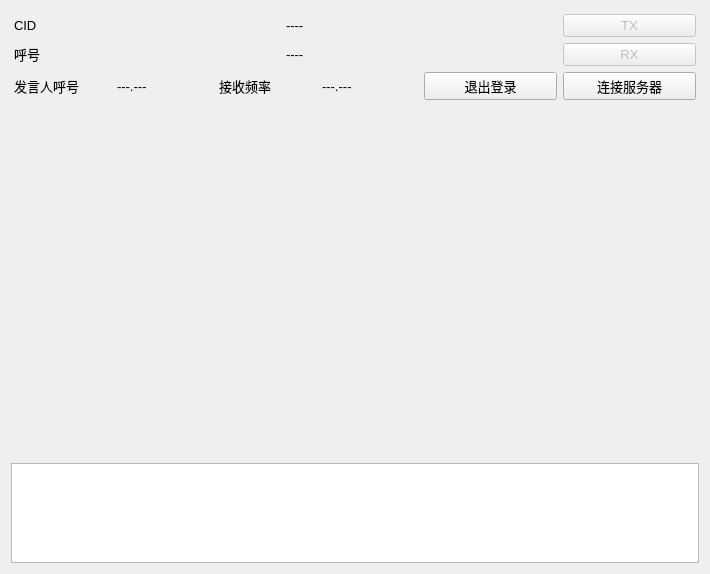
Above: src/ui/form/connect_window.ui from supermastergui/AudioClient before the change. Below: the same form after it.
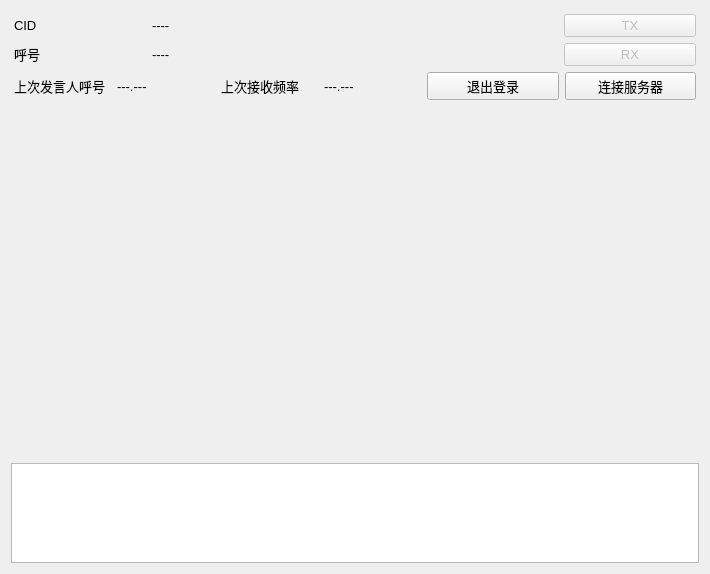
That is the form after the change. Custom widgets are drawn as their Qt base class.

The edit to the form file:
```diff
--- a/src/ui/form/connect_window.ui
+++ b/src/ui/form/connect_window.ui
@@ -53,12 +53,25 @@
      <property name="bottomMargin">
       <number>3</number>
      </property>
-     <item row="2" column="0" colspan="3">
+     <item row="1" column="5" rowspan="2">
+      <widget class="IndicatorButton" name="button_rx">
+       <property name="enabled">
+        <bool>false</bool>
+       </property>
+       <property name="cursor">
+        <cursorShape>ForbiddenCursor</cursorShape>
+       </property>
+       <property name="text">
+        <string>RX</string>
+       </property>
+      </widget>
+     </item>
+     <item row="4" column="1" colspan="3">
       <layout class="QGridLayout" name="layout_info">
        <item row="0" column="0">
         <widget class="QLabel" name="label_rx_callsign">
          <property name="text">
-          <string>发言人呼号</string>
+          <string>上次发言人呼号</string>
          </property>
         </widget>
        </item>
@@ -72,7 +85,7 @@
        <item row="0" column="2">
         <widget class="QLabel" name="label_rx_freq">
          <property name="text">
-          <string>接收频率</string>
+          <string>上次接收频率</string>
          </property>
         </widget>
        </item>
@@ -85,33 +98,51 @@
        </item>
       </layout>
      </item>
-     <item row="0" column="4">
-      <widget class="IndicatorButton" name="button_tx">
-       <property name="enabled">
-        <bool>false</bool>
+     <item row="1" column="1" rowspan="2">
+      <widget class="QLabel" name="label_callsign">
+       <property name="sizePolicy">
+        <sizepolicy hsizetype="Minimum" vsizetype="Fixed">
+         <horstretch>0</horstretch>
+         <verstretch>0</verstretch>
+        </sizepolicy>
        </property>
-       <property name="cursor">
-        <cursorShape>ForbiddenCursor</cursorShape>
+       <property name="minimumSize">
+        <size>
+         <width>40</width>
+         <height>0</height>
+        </size>
        </property>
+       <property name="maximumSize">
+        <size>
+         <width>16777215</width>
+         <height>16777215</height>
+        </size>
+       </property>
        <property name="text">
-        <string>TX</string>
+        <string>呼号</string>
        </property>
       </widget>
      </item>
-     <item row="1" column="4">
-      <widget class="IndicatorButton" name="button_rx">
-       <property name="enabled">
-        <bool>false</bool>
+     <item row="0" column="2" colspan="3">
+      <widget class="QLabel" name="label_cid_v">
+       <property name="sizePolicy">
+        <sizepolicy hsizetype="Expanding" vsizetype="Fixed">
+         <horstretch>0</horstretch>
+         <verstretch>0</verstretch>
+        </sizepolicy>
        </property>
-       <property name="cursor">
-        <cursorShape>ForbiddenCursor</cursorShape>
+       <property name="minimumSize">
+        <size>
+         <width>100</width>
+         <height>23</height>
+        </size>
        </property>
        <property name="text">
-        <string>RX</string>
+        <string>----</string>
        </property>
       </widget>
      </item>
-     <item row="2" column="3" colspan="2">
+     <item row="4" column="4" colspan="2">
       <layout class="QGridLayout" name="layout_btn">
        <item row="0" column="0">
         <widget class="QPushButton" name="button_exit">
@@ -135,67 +166,23 @@
        </item>
       </layout>
      </item>
-     <item row="0" column="2" colspan="2">
-      <widget class="QLabel" name="label_cid_v">
-       <property name="sizePolicy">
-        <sizepolicy hsizetype="Expanding" vsizetype="Fixed">
-         <horstretch>0</horstretch>
-         <verstretch>0</verstretch>
-        </sizepolicy>
+     <item row="0" column="5">
+      <widget class="IndicatorButton" name="button_tx">
+       <property name="enabled">
+        <bool>false</bool>
        </property>
-       <property name="minimumSize">
-        <size>
-         <width>100</width>
-         <height>23</height>
-        </size>
+       <property name="cursor">
+        <cursorShape>ForbiddenCursor</cursorShape>
        </property>
        <property name="text">
-        <string>----</string>
+        <string>TX</string>
        </property>
       </widget>
      </item>
-     <item row="1" column="2" colspan="2">
-      <widget class="QLabel" name="label_callsign_v">
-       <property name="sizePolicy">
-        <sizepolicy hsizetype="Expanding" vsizetype="Fixed">
-         <horstretch>0</horstretch>
-         <verstretch>0</verstretch>
-        </sizepolicy>
-       </property>
-       <property name="minimumSize">
-        <size>
-         <width>100</width>
-         <height>23</height>
-        </size>
-       </property>
-       <property name="text">
-        <string>----</string>
-       </property>
-      </widget>
-     </item>
-     <item row="1" column="0" colspan="2">
-      <widget class="QLabel" name="label_callsign">
-       <property name="sizePolicy">
-        <sizepolicy hsizetype="Fixed" vsizetype="Fixed">
-         <horstretch>0</horstretch>
-         <verstretch>0</verstretch>
-        </sizepolicy>
-       </property>
-       <property name="minimumSize">
-        <size>
-         <width>40</width>
-         <height>0</height>
-        </size>
-       </property>
-       <property name="text">
-        <string>呼号</string>
-       </property>
-      </widget>
-     </item>
-     <item row="0" column="0" colspan="2">
+     <item row="0" column="1">
       <widget class="QLabel" name="label_cid">
        <property name="sizePolicy">
-        <sizepolicy hsizetype="Fixed" vsizetype="Fixed">
+        <sizepolicy hsizetype="Minimum" vsizetype="Fixed">
          <horstretch>0</horstretch>
          <verstretch>0</verstretch>
         </sizepolicy>
@@ -206,11 +193,36 @@
          <height>0</height>
         </size>
        </property>
+       <property name="maximumSize">
+        <size>
+         <width>16777215</width>
+         <height>16777215</height>
+        </size>
+       </property>
        <property name="text">
         <string>CID</string>
        </property>
       </widget>
      </item>
+     <item row="1" column="2" rowspan="2" colspan="3">
+      <widget class="QLabel" name="label_callsign_v">
+       <property name="sizePolicy">
+        <sizepolicy hsizetype="Minimum" vsizetype="Fixed">
+         <horstretch>0</horstretch>
+         <verstretch>0</verstretch>
+        </sizepolicy>
+       </property>
+       <property name="minimumSize">
+        <size>
+         <width>100</width>
+         <height>23</height>
+        </size>
+       </property>
+       <property name="text">
+        <string>----</string>
+       </property>
+      </widget>
+     </item>
     </layout>
    </item>
   </layout>
```
